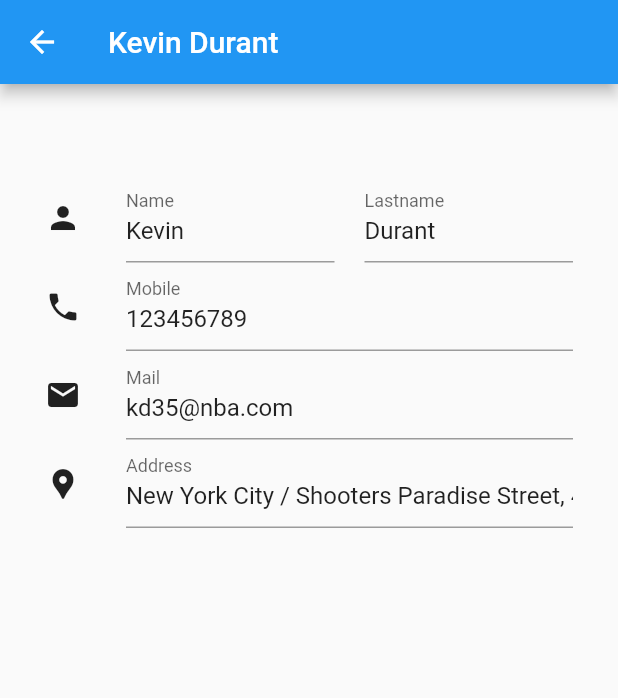
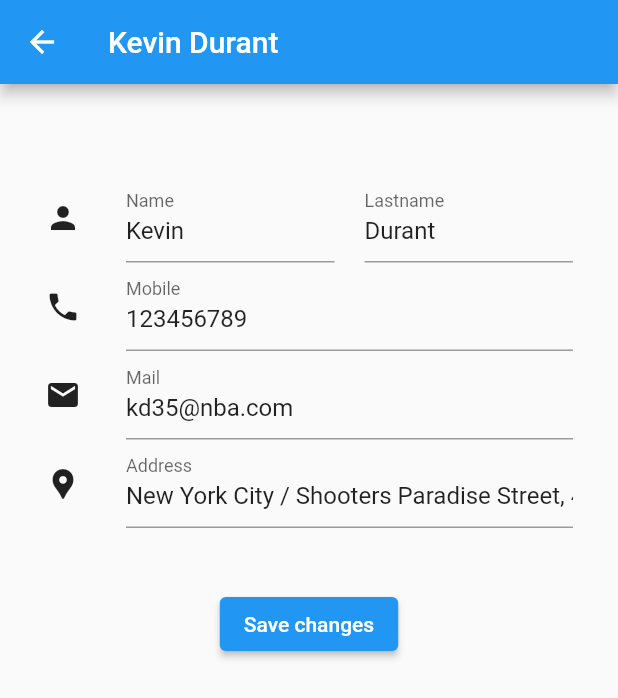
Before and after one commit to mszakacz/better-organizer, a Flutter app: the EditContactPage screen opened directly with sample values from the repository, on a phone screen of 412 x 824 dp. Shown: the top 698 px of the screen. Run offline on Flutter 3.47's test engine with Material 2 defaults, Android fonts, the phone set to English and light mode, and no system bars; our stand-ins replace bloc, cloud_firestore, equatable, firebase_core, flutter_bloc, marquee; accounts and stored records are empty.

Commit message:
feat(edit-contact): bloc comunication whit repository

```diff
--- a/lib/edit_contact/bloc/edit_contact_bloc.dart
+++ b/lib/edit_contact/bloc/edit_contact_bloc.dart
@@ -7,12 +7,13 @@ part 'edit_contact_event.dart';
 part 'edit_contact_state.dart';
 
 class EditContactBloc extends Bloc<EditContactEvent, EditContactState> {
-  EditContactBloc()
+  EditContactBloc({required this.contactRepository})
       : super(const EditContactState(
           status: EditContactStatus.editing,
           contact: Contact(),
         )) {
     on<GetContact>(_onGetContact);
+    on<SaveChanges>(_onSaveChanges);
     on<NameEditing>(_onNameEditing);
     on<LastnameEditing>(_onLastnameEditing);
     on<MobileEditing>(_onMobileEditing);
@@ -21,11 +22,24 @@ class EditContactBloc extends Bloc<EditContactEvent, EditContactState> {
     on<DesctriptionEditing>(_onDescriptionEditing);
   }
 
+  final ContactRepository contactRepository;
+
   void _onGetContact(GetContact event, Emitter<EditContactState> emit) {
     emit(state.copyWith(
       status: EditContactStatus.editing,
       contact: event.contact,
     ));
+  }
+
+  Future<void> _onSaveChanges(
+      SaveChanges event, Emitter<EditContactState> emit) async {
+    emit(state.copyWith(status: EditContactStatus.posting));
+    try {
+      await contactRepository.editContact(state.contact);
+      emit(state.copyWith(status: EditContactStatus.success));
+    } catch (e) {
+      emit(state.copyWith(status: EditContactStatus.failure));
+    }
   }
 
   void _onNameEditing(NameEditing event, Emitter<EditContactState> emit) {
--- a/lib/edit_contact/view/edit_contact_page.dart
+++ b/lib/edit_contact/view/edit_contact_page.dart
@@ -16,7 +16,9 @@ class EditContactPage extends StatelessWidget {
   @override
   Widget build(BuildContext context) {
     return BlocProvider<EditContactBloc>(
-      create: (context) => EditContactBloc()..add(GetContact(contact: contact)),
+      create: (context) => EditContactBloc(
+          contactRepository: RepositoryProvider.of<ContactRepository>(context))
+        ..add(GetContact(contact: contact)),
       child: Scaffold(
         appBar: AppBar(
           title: Text('${contact.name} ${contact.lastname}'),
--- a/lib/edit_contact/widgets/edit_contact_form.dart
+++ b/lib/edit_contact/widgets/edit_contact_form.dart
@@ -107,6 +107,12 @@ class EditContactForm extends StatelessWidget {
                   ),
                 ],
               ),
+              const SizedBox(height: 40),
+              ElevatedButton(
+                child: const Text('Save changes'),
+                onPressed: () => BlocProvider.of<EditContactBloc>(context)
+                    .add(const SaveChanges()),
+              ),
             ],
           );
         },
```
